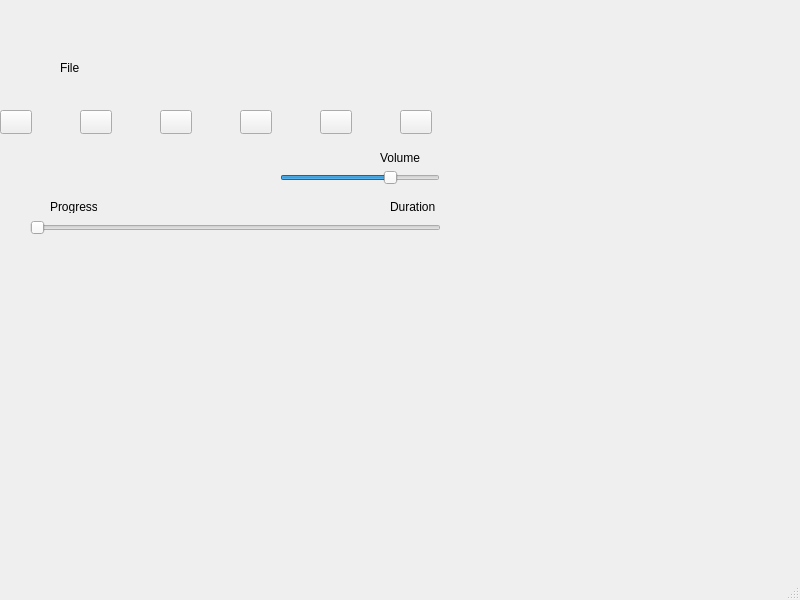
Before: the Qt Designer form mainwindow.ui in kirsan07/QtMediaPlayer, drawn with Qt 5.
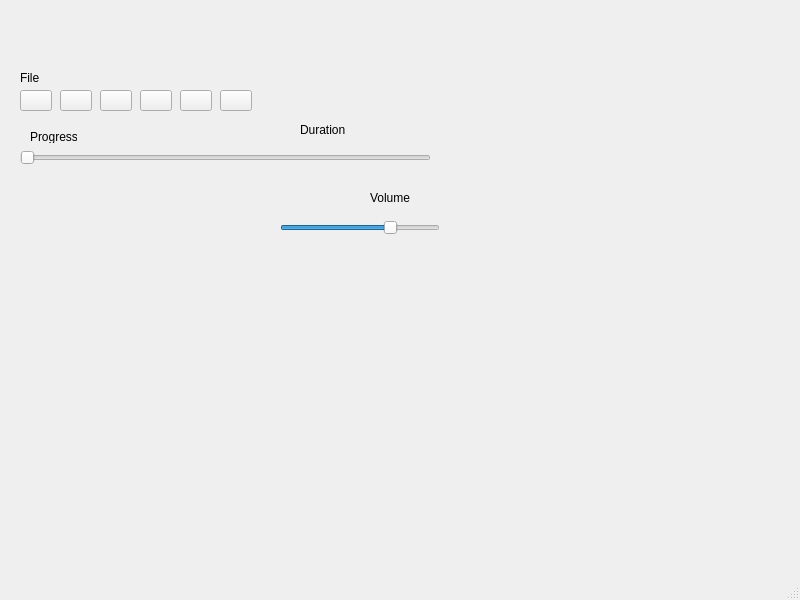
After: the same form once the commit is applied. Icons and pictures are not drawn.

Commit message: duration and position done

What changed in the file:
```diff
--- a/mainwindow.ui
+++ b/mainwindow.ui
@@ -21,10 +21,10 @@
    <widget class="QPushButton" name="pushButtonOpen">
     <property name="geometry">
      <rect>
-      <x>0</x>
-      <y>110</y>
+      <x>20</x>
+      <y>90</y>
       <width>32</width>
-      <height>24</height>
+      <height>21</height>
      </rect>
     </property>
     <property name="text">
@@ -34,10 +34,10 @@
    <widget class="QPushButton" name="pushButtonPrev">
     <property name="geometry">
      <rect>
-      <x>80</x>
-      <y>110</y>
+      <x>60</x>
+      <y>90</y>
       <width>32</width>
-      <height>24</height>
+      <height>21</height>
      </rect>
     </property>
     <property name="text">
@@ -47,10 +47,10 @@
    <widget class="QPushButton" name="pushButtonPlay">
     <property name="geometry">
      <rect>
-      <x>160</x>
-      <y>110</y>
+      <x>100</x>
+      <y>90</y>
       <width>32</width>
-      <height>24</height>
+      <height>21</height>
      </rect>
     </property>
     <property name="text">
@@ -60,10 +60,10 @@
    <widget class="QPushButton" name="pushButtonPause">
     <property name="geometry">
      <rect>
-      <x>240</x>
-      <y>110</y>
+      <x>140</x>
+      <y>90</y>
       <width>32</width>
-      <height>24</height>
+      <height>21</height>
      </rect>
     </property>
     <property name="text">
@@ -73,10 +73,10 @@
    <widget class="QPushButton" name="pushButtonStop">
     <property name="geometry">
      <rect>
-      <x>320</x>
-      <y>110</y>
+      <x>180</x>
+      <y>90</y>
       <width>32</width>
-      <height>24</height>
+      <height>21</height>
      </rect>
     </property>
     <property name="text">
@@ -86,10 +86,10 @@
    <widget class="QPushButton" name="pushButtonNext">
     <property name="geometry">
      <rect>
-      <x>400</x>
-      <y>110</y>
+      <x>220</x>
+      <y>90</y>
       <width>32</width>
-      <height>24</height>
+      <height>21</height>
      </rect>
     </property>
     <property name="text">
@@ -99,8 +99,8 @@
    <widget class="QSlider" name="horizontalSliderProgress">
     <property name="geometry">
      <rect>
-      <x>30</x>
-      <y>220</y>
+      <x>20</x>
+      <y>150</y>
       <width>411</width>
       <height>16</height>
      </rect>
@@ -113,7 +113,7 @@
     <property name="geometry">
      <rect>
       <x>280</x>
-      <y>170</y>
+      <y>220</y>
       <width>160</width>
       <height>16</height>
      </rect>
@@ -128,8 +128,8 @@
    <widget class="QLabel" name="labelVolume">
     <property name="geometry">
      <rect>
-      <x>380</x>
-      <y>150</y>
+      <x>370</x>
+      <y>190</y>
       <width>61</width>
       <height>16</height>
      </rect>
@@ -141,8 +141,8 @@
    <widget class="QLabel" name="labelFile">
     <property name="geometry">
      <rect>
-      <x>60</x>
-      <y>60</y>
+      <x>20</x>
+      <y>70</y>
       <width>381</width>
       <height>16</height>
      </rect>
@@ -154,10 +154,10 @@
    <widget class="QLabel" name="labelDuration">
     <property name="geometry">
      <rect>
-      <x>390</x>
-      <y>200</y>
-      <width>47</width>
-      <height>13</height>
+      <x>300</x>
+      <y>120</y>
+      <width>121</width>
+      <height>20</height>
      </rect>
     </property>
     <property name="text">
@@ -167,8 +167,8 @@
    <widget class="QLabel" name="labelProgress">
     <property name="geometry">
      <rect>
-      <x>50</x>
-      <y>200</y>
+      <x>30</x>
+      <y>130</y>
       <width>47</width>
       <height>13</height>
      </rect>
```
The commit also changes 2 other files.
